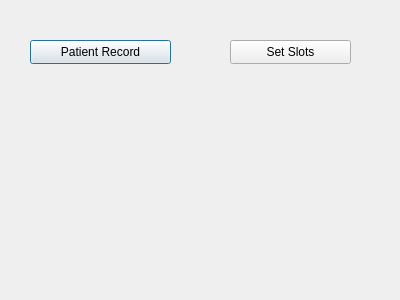
Old version of the form doctor.ui in the repository fatimanageh/cs2LabProject.
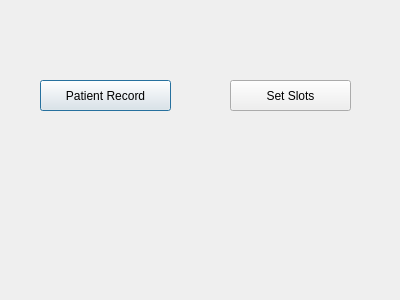
New version of the form.

Diff of the .ui file:
```diff
--- a/doctor.ui
+++ b/doctor.ui
@@ -16,10 +16,10 @@
   <widget class="QPushButton" name="patientrecord">
    <property name="geometry">
     <rect>
-     <x>30</x>
-     <y>40</y>
-     <width>141</width>
-     <height>24</height>
+     <x>40</x>
+     <y>80</y>
+     <width>131</width>
+     <height>31</height>
     </rect>
    </property>
    <property name="text">
@@ -30,9 +30,9 @@
    <property name="geometry">
     <rect>
      <x>230</x>
-     <y>40</y>
+     <y>80</y>
      <width>121</width>
-     <height>24</height>
+     <height>31</height>
     </rect>
    </property>
    <property name="text">
```
